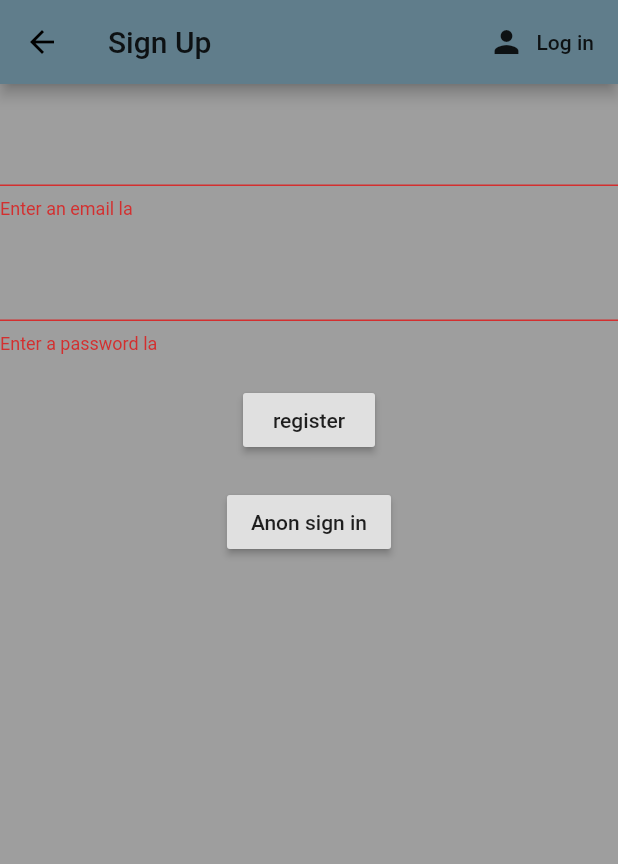
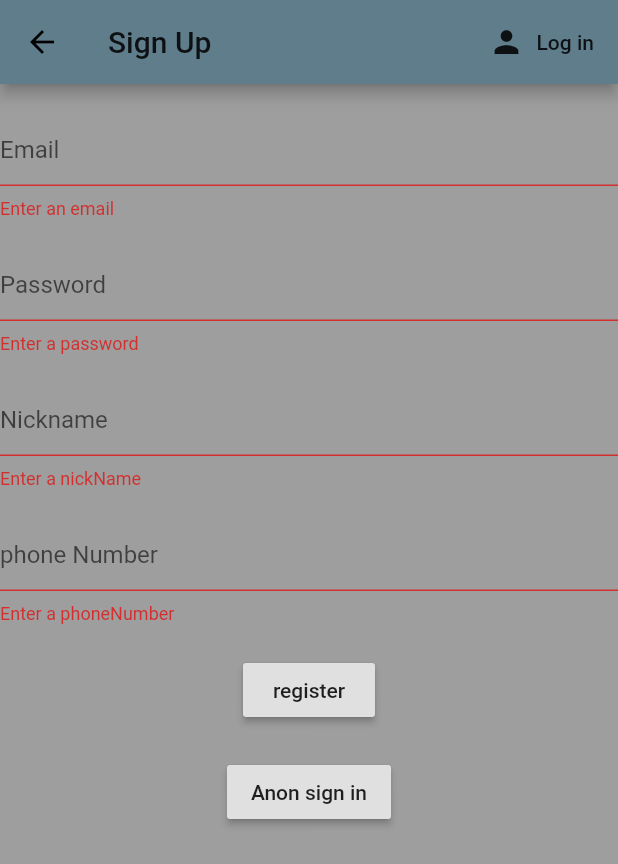
Before and after one commit to LamHuiKi/FYP, a Flutter app: the Register screen opened directly, after a tap on "register", on a phone screen of 412 x 824 dp. Shown: the top 864 px of the screen. Run offline on Flutter 3.47's test engine with Material 2 defaults, Android fonts, the phone set to English and light mode, and no system bars; our stand-ins replace cloud_firestore, firebase_auth, firebase_core, firebase_messaging, flutter_spinkit, rxdart; missing offline and left inert: qr_code_scanner; accounts and stored records are empty; network calls fail.

Commit message:
1. Added Empty document handling i.e. not showing anything when Empty is only doc in collection. 2. Added proper user init when user register.

```diff
--- a/lib/models/AwaitOrder.dart
+++ b/lib/models/AwaitOrder.dart
@@ -4,7 +4,12 @@ class AwaitOrders extends ChangeNotifier {
   final String time;
   final String date;
   final String id;
+  final String docId;
+  final String phoneNumber;
+  final String food;
 
 
-  AwaitOrders({this.time, this.date, this.id});
+  final String lockerCell;
+
+  AwaitOrders({this.time, this.date, this.id, this.docId, this.phoneNumber, this.food, this.lockerCell});
 }
--- a/lib/models/orders.dart
+++ b/lib/models/orders.dart
@@ -8,8 +8,9 @@ class Orders extends ChangeNotifier {
   final String docId;
   final String phoneNumber;
   final String food;
+  final String lockerCell;
 
-  Orders({this.time, this.date, this.id, this.docId, this.phoneNumber, this.food});
+  Orders({this.time, this.date, this.id, this.docId, this.phoneNumber, this.food, this.lockerCell});
 }
 /*
 import 'package:flutter/cupertino.dart';
--- a/lib/models/previousOrder.dart
+++ b/lib/models/previousOrder.dart
@@ -4,7 +4,9 @@ class PreviousOrders extends ChangeNotifier {
   final String time;
   final String date;
   final String id;
+  final String docId;
+  final String phoneNumber;
+  final String food;
 
-
-  PreviousOrders({this.time, this.date, this.id});
+  PreviousOrders({this.time, this.date, this.id, this.docId, this.phoneNumber, this.food});
 }
--- a/lib/pages/auth/register.dart
+++ b/lib/pages/auth/register.dart
@@ -15,6 +15,8 @@ class _RegisterState extends State<Register> {
   final _formKey = GlobalKey<FormState>();
   String email = '';
   String password = '';
+  String nickName = '';
+  String phoneNumber = '';
   String errorMessage = '';
 
   @override
@@ -44,17 +46,43 @@ class _RegisterState extends State<Register> {
                 children: [
                   SizedBox(height: 20),
                   TextFormField(
-                    validator: (val) => val.isEmpty? 'Enter an email la' : null,
+                    decoration: InputDecoration(
+                        hintText: 'Email',
+                      ),
+                    validator: (val) => val.isEmpty? 'Enter an email' : null,
                     onChanged: (val){
                       setState(() => email = val);
                     },
                   ),
                   SizedBox(height: 20),
                   TextFormField(
+                    decoration: InputDecoration(
+                        hintText: 'Password',
+                      ),
                     obscureText: true,
-                    validator: (val) => val.isEmpty? 'Enter a password la' : null,
+                    validator: (val) => val.isEmpty? 'Enter a password' : null,
                     onChanged: (val){
                       setState(() => password = val); },
+                  ),
+                  SizedBox(height: 20),
+                  TextFormField(
+                    decoration: InputDecoration(
+                        hintText: 'Nickname',
+                      ),
+                    obscureText: true,
+                    validator: (val) => val.isEmpty? 'Enter a nickName' : null,
+                    onChanged: (val){
+                      setState(() => nickName = val); },
+                  ),
+                  SizedBox(height: 20),
+                  TextFormField(
+                    decoration: InputDecoration(
+                        hintText: 'phone Number',
+                      ),
+                    obscureText: true,
+                    validator: (val) => val.isEmpty? 'Enter a phoneNumber' : null,
+                    onChanged: (val){
+                      setState(() => phoneNumber = val); },
                   ),
                   SizedBox(height: 20),
                   RaisedButton(
@@ -63,7 +91,7 @@ class _RegisterState extends State<Register> {
                       if(_formKey.currentState.validate()){
                         print('Email: $email');
                         print('Password: $password');
-                        dynamic result = await _auth.registerWithEmail(email, password);
+                        dynamic result = await _auth.registerWithEmail(email, password, nickName, phoneNumber);
                         if(result == null){
                           setState(() => errorMessage = 'Please apply a valid email');
                         }
--- a/lib/pages/auth/signIn.dart
+++ b/lib/pages/auth/signIn.dart
@@ -49,7 +49,7 @@ class _SignInState extends State<SignIn> {
                       decoration: InputDecoration(
                         hintText: 'Email',
                       ),
-                      validator: (val) => val.isEmpty? 'Enter an email la' : null,
+                      validator: (val) => val.isEmpty? 'Enter an email' : null,
                       onChanged: (val){
                         setState(() => email = val);
                       },
@@ -60,7 +60,7 @@ class _SignInState extends State<SignIn> {
                         hintText: 'Password',
                       ),
                       obscureText: true,
-                      validator: (val) => val.isEmpty? 'Enter a password la' : null,
+                      validator: (val) => val.isEmpty? 'Enter a password' : null,
                       onChanged: (val){
                         setState(() => password = val);
                       },
--- a/lib/pages/home/awaitTile.dart
+++ b/lib/pages/home/awaitTile.dart
@@ -27,8 +27,8 @@ class AwaitTile extends StatelessWidget {
         subtitle: Column(
           crossAxisAlignment: CrossAxisAlignment.start,
           children: [
-            Text(order.date),
-            Text(order.id),
+            Text(order.food),
+            Text("${order.date} ${order.time}"),
           ],
         ),
         trailing: Text(
--- a/lib/pages/home/newOrderForm.dart
+++ b/lib/pages/home/newOrderForm.dart
@@ -3,6 +3,7 @@ import 'package:flutter/material.dart';
 import 'package:firebase1/services/database.dart';
 import 'package:provider/provider.dart';
 import 'package:firebase1/models/user.dart';
+import 'package:intl/intl.dart';
 
 class OrderForm extends StatefulWidget {
   @override
@@ -51,7 +52,7 @@ class _OrderFormState extends State<OrderForm> {
                 FlatButton(
                   child: Text('Order!!!!'),
                   onPressed: ()async{
-                    await DatabaseService(uid: user.uid).newDocumentInDatabase(null, "Ongoing", DateTime.now().toString(), "time", user.uid, _phone, _food);
+                    await DatabaseService(uid: user.uid).newDocumentInDatabase(null, "Ongoing", DateFormat.yMd().format(DateTime.now()), DateFormat.jm().format(DateTime.now()), user.uid, _phone, _food, null);
                   },
                   color: Colors.deepPurpleAccent,
                 ),
--- a/lib/pages/home/orderList.dart
+++ b/lib/pages/home/orderList.dart
@@ -65,7 +65,7 @@ class _OrderListState extends State<OrderList> {
                   return Column(
                     children: [
                       Text("Ongoing"),
-                      OrderTile(order: snapshot.data[0][index]),
+                      if(OrderTile(order: snapshot.data[0][index]).order.docId != "Empty")OrderTile(order: snapshot.data[0][index]),
                     ],
                   );
                 }
@@ -74,7 +74,7 @@ class _OrderListState extends State<OrderList> {
                   return Column(
                     children: [
                       Text("Await for pickup"),
-                      AwaitTile(order: snapshot.data[1][index-orders.length])
+                      if(AwaitTile(order: snapshot.data[1][index-orders.length]).order.docId != "Empty")AwaitTile(order: snapshot.data[1][index-orders.length])
                     ],
                   );
                 }
@@ -83,7 +83,7 @@ class _OrderListState extends State<OrderList> {
                   return Column(
                     children: [
                       Text("Previous"),
-                      PreviousTile(order: snapshot.data[2][index-orders.length-awaitOrders.length]),
+                      if(PreviousTile(order: snapshot.data[2][index-orders.length-awaitOrders.length]).order.docId != "Empty")PreviousTile(order: snapshot.data[2][index-orders.length-awaitOrders.length]),
                     ],
                   );
                 }
--- a/lib/services/auth.dart
+++ b/lib/services/auth.dart
@@ -37,11 +37,11 @@ class AuthService{
     }
   }
   //register-email-password
-  Future registerWithEmail(String email, String password) async{
+  Future registerWithEmail(String email, String password, String nickName, String phoneNumber) async{
     try{
       UserCredential result = await _auth.createUserWithEmailAndPassword(email: email, password: password);
       User user = result.user;
-      await DatabaseService(uid: user.uid).updateDatabase('my first test value', 1);//database init
+      await DatabaseService(uid: user.uid).updateDatabase(nickName, phoneNumber);//database init
       return _getDataFromFireBaseUser(user);
     }catch(error){
       print('error: ${error.toString()}');
--- a/lib/services/database.dart
+++ b/lib/services/database.dart
@@ -24,7 +24,7 @@ class DatabaseService{
     return FirebaseFirestore.instance.collection('orders/$uid/$path');
   }
 
-  Future newDocumentInDatabase(String docName, String path, String date, String time, String id, String phoneNumber, String food)async{
+  Future newDocumentInDatabase(String docName, String path, String date, String time, String id, String phoneNumber, String food, String lockerCell)async{
     if(docName == null){
       DocumentReference ref = getCollection(uid, path).doc();
       await ref.set({
@@ -34,6 +34,7 @@ class DatabaseService{
       'docId': ref.id,
       'phoneNumber': phoneNumber,
       'food': food,
+      'lockerCell': lockerCell,
     });
     return ref;
     }
@@ -44,20 +45,24 @@ class DatabaseService{
       'docId': docName,
       'phoneNumber': phoneNumber,
       'food': food,
+      'lockerCell': lockerCell,
     });
   }
 
-  Future updateDatabase(String valueA, int valueB)async{
-    return await getCollection(uid, "Ongoing").doc(uid).update({
-      'valueA': valueA,
-      'valueB': valueB,
+  Future updateDatabase(String nickname, String phoneNumber)async{
+    await orderCollection.doc(uid).set({
+      'nickname': nickname,
+      'phoneNumber': phoneNumber,
     });
+    await newDocumentInDatabase('Empty', 'Ongoing', null, null, null, null, null, null);
+    await newDocumentInDatabase('Empty', 'AwaitPickUp', null, null, null, null, null, null);
+    await newDocumentInDatabase('Empty', 'Previous', null, null, null, null, null, null);
   }
 
   Future switchOrderType(String docName, String before, String after)async{
     DocumentSnapshot docRef = await getCollection(uid, before).doc(docName).get();
 
-    await newDocumentInDatabase(docName, after, docRef.data()['date'], docRef.data()['time'], docRef.data()['id'], docRef.data()['phoneNumber'], docRef.data()['food']);
+    await newDocumentInDatabase(docName, after, docRef.data()['date'], docRef.data()['time'], docRef.data()['id'], docRef.data()['phoneNumber'], docRef.data()['food'], docRef.data()['lockerCell']);
     await getCollection(uid, before).doc(docName).delete();
   }
 
@@ -73,6 +78,9 @@ class DatabaseService{
         date: doc.data()['date'] ?? '',
         time: doc.data()['time'] ?? '',
         id: doc.data()['id'] ?? '',
+        docId: doc.data()['docId'] ?? '',
+        food: doc.data()['food'] ?? '',
+        phoneNumber: doc.data()['phoneNumber'] ?? '',
       );
     }).toList();
   }
@@ -96,7 +104,9 @@ class DatabaseService{
         date: doc.data()['date'] ?? '',
         time: doc.data()['time'] ?? '',
         id: doc.data()['id'] ?? '',
-
+        docId: doc.data()['docId'] ?? '',
+        food: doc.data()['food'] ?? '',
+        phoneNumber: doc.data()['phoneNumber'] ?? '',
       );
     }).toList();
   }
--- a/pubspec.yaml
+++ b/pubspec.yaml
@@ -32,6 +32,7 @@ dependencies:
   firebase_messaging: ^7.0.3
   http: ^0.12.2
   rxdart: ^0.25.0
+  intl: ^0.16.1
 
 
   # The following adds the Cupertino Icons font to your application.
```
Also changed, not shown: lib/pages/home/orderTile.dart (+3 -41 lines), lib/pages/home/settingsForm.dart (+24 -13 lines), pubspec.lock.
